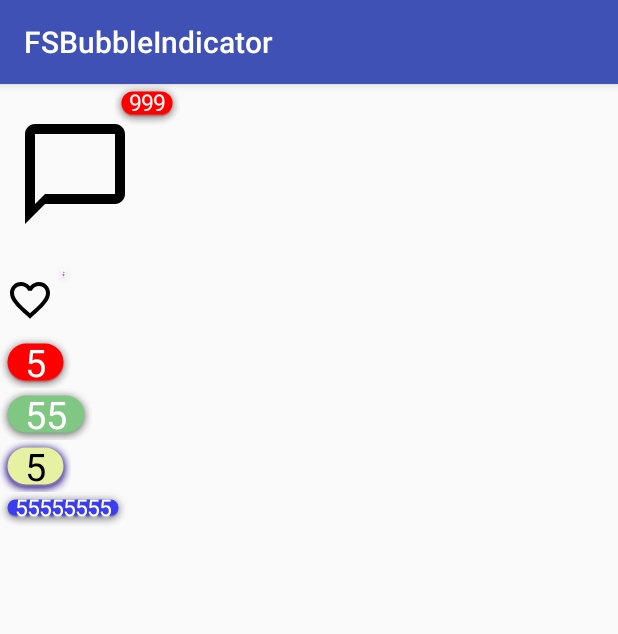
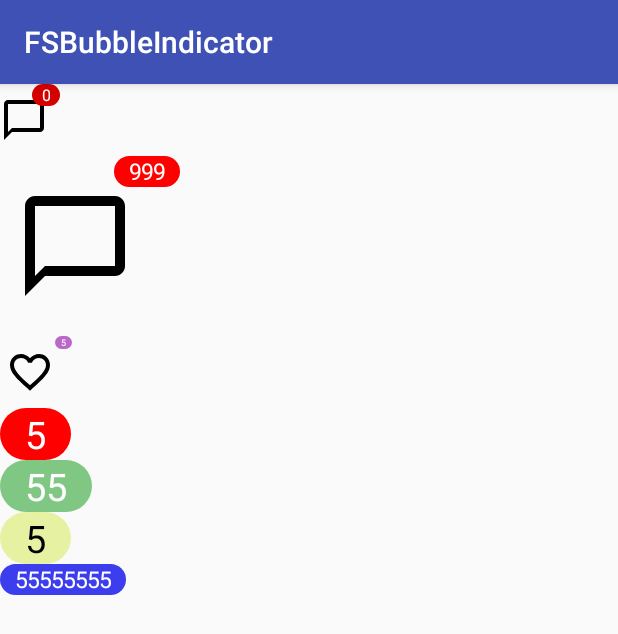
Before and after one commit to danielceinos/FSBubbleIndicator, an Android app: the screen it shows after launch (MainActivity), on a phone screen of 412 x 824 dp. Shown: the top 634 px of the screen. Run offline under Robolectric (Android 15) with nearby library versions, the phone set to English and light mode, and no system bars.

Commit message:
Removed shadow

```diff
--- a/app/src/main/res/layout/activity_main.xml
+++ b/app/src/main/res/layout/activity_main.xml
@@ -12,6 +12,16 @@
       android:layout_height="match_parent"
       android:orientation="vertical"
       >
+
+    <com.fireshield.library.FSIconBubble
+      android:id="@+id/b_notifications"
+      android:layout_width="40dp"
+      android:layout_height="48dp"
+      android:tint="#212121"
+      app:bubbleColor="#d50000"
+      app:count="0"
+      app:icon="@drawable/ic_chat_bubble"
+      app:textSize="14sp" />
 
     <com.fireshield.library.FSIconBubble
         android:layout_width="120dp"
--- a/library/src/main/java/com/fireshield/library/FSBubbleIndicator.kt
+++ b/library/src/main/java/com/fireshield/library/FSBubbleIndicator.kt
@@ -43,7 +43,7 @@ class FSBubbleIndicator(context: Context, attrs: AttributeSet?) : FrameLayout(co
     var shadowColor: Int = Color.BLACK
         set(value) {
             field = value
-            paint.setShadowLayer(dpToPx(5), 0F, dpToPx(1), shadowColor)
+//            paint.setShadowLayer(dpToPx(5), 0F, dpToPx(1), shadowColor)
         }
 
     private val paint: Paint
@@ -84,7 +84,7 @@ class FSBubbleIndicator(context: Context, attrs: AttributeSet?) : FrameLayout(co
         super.onLayout(changed, left, top, right, bottom)
         if (tvCount != null) {
             val params = tvCount.layoutParams
-            val margin = dpToPx(5)
+            val margin = dpToPx(0)
             if (tvCount.height == 0 || tvCount.width == 0) {
                 params.width = bottom - top
                 params.height = right - left
```
